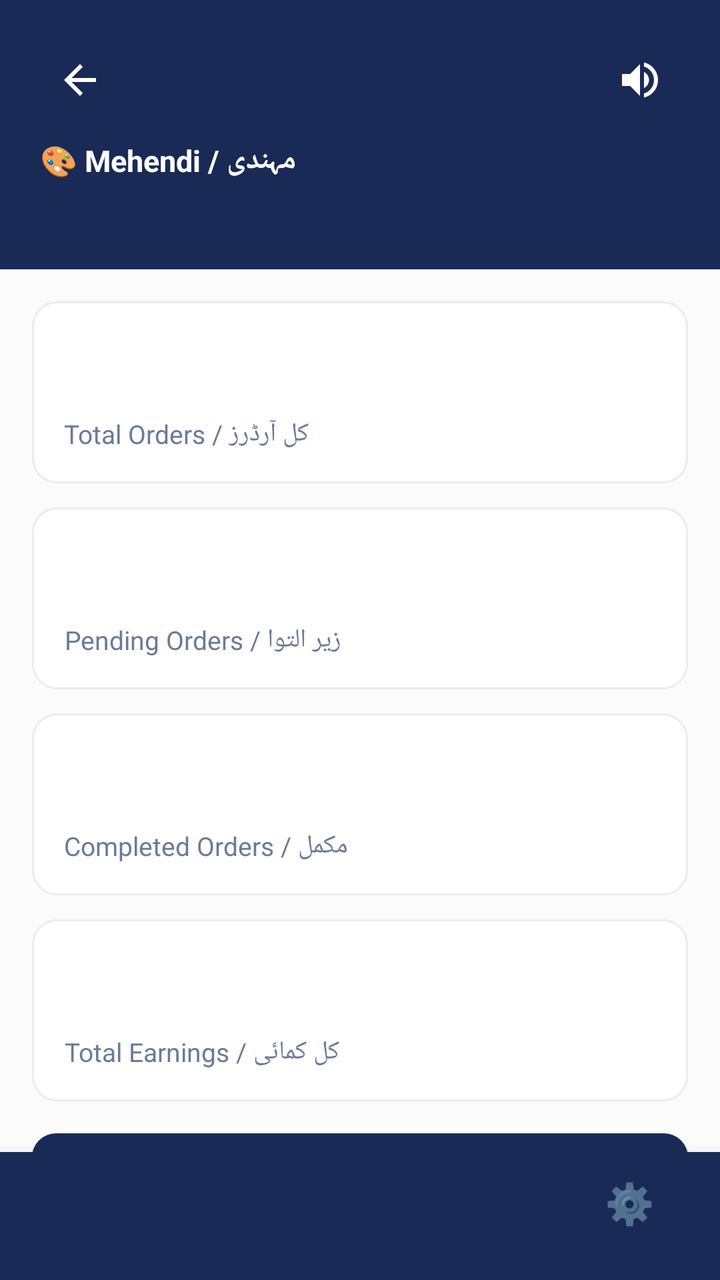
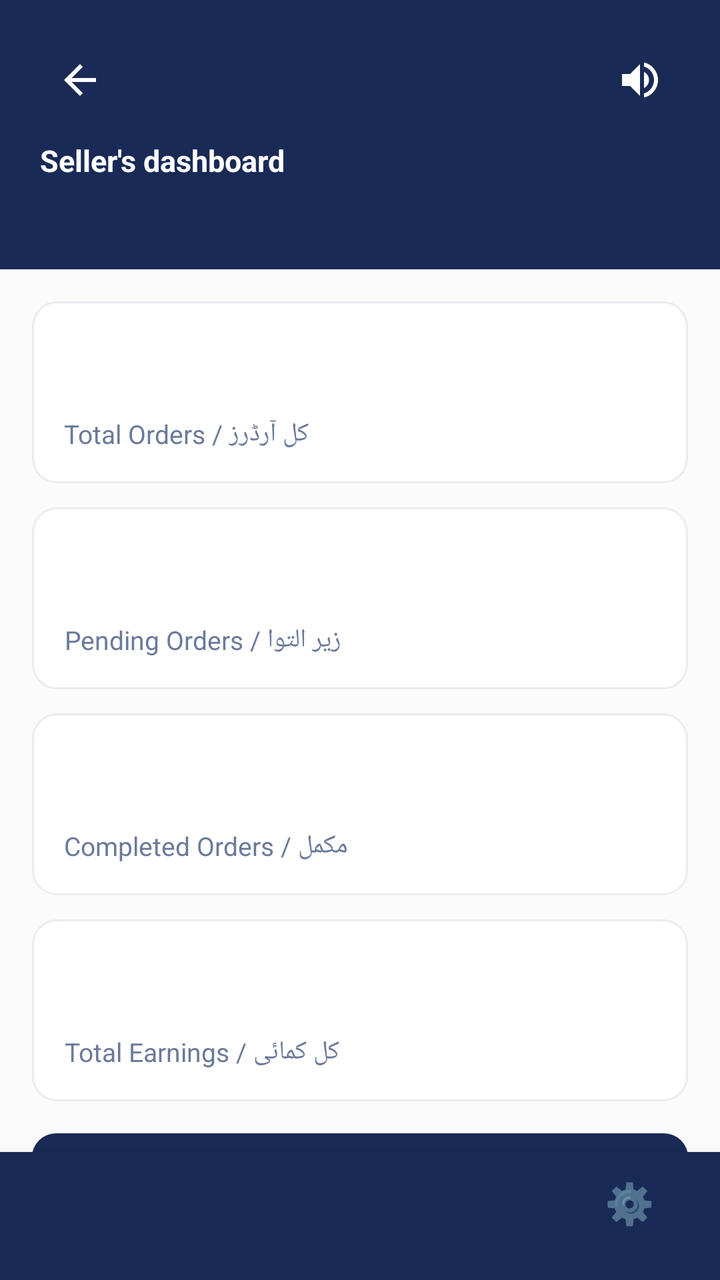

Screens rendered from an Android XML layout before and after an edit, with the pre-edit source and the edit as a unified diff.
<!-- AndroidManifest.xml: application theme Theme.SheEmpower -->
<!-- res/layout/activity_seller_dashboard.xml -->
<?xml version="1.0" encoding="utf-8"?>
<LinearLayout xmlns:android="http://schemas.android.com/apk/res/android"
    xmlns:app="http://schemas.android.com/apk/res-auto"
    android:layout_width="match_parent" android:layout_height="match_parent"
    android:background="?android:attr/windowBackground"
    android:orientation="vertical">

    <LinearLayout
        android:layout_width="match_parent" android:layout_height="0dp" android:layout_weight="1"
        android:orientation="vertical">

        
        
        
        <LinearLayout
            android:layout_width="match_parent"
            android:layout_height="wrap_content"
            android:background="@color/primary"
            android:padding="20dp"
            android:orientation="vertical">

            <RelativeLayout
                android:layout_width="match_parent"
                android:layout_height="wrap_content">

                <ImageButton
                    android:id="@+id/btnBack"
                    android:layout_width="40dp"
                    android:layout_height="40dp"
                    android:layout_alignParentStart="true"
                    android:layout_centerVertical="true"
                    android:background="?attr/selectableItemBackgroundBorderless"
                    android:src="@drawable/ic_arrow_back"
                    app:tint="#FFFFFF"
                    android:contentDescription="Back" />

                <TextView
                    android:id="@+id/tvWelcome"
                    android:layout_width="wrap_content"
                    android:layout_height="wrap_content"
                    android:layout_centerInParent="true"
                    android:textColor="#FFFFFF"
                    android:textSize="20sp"
                    android:textStyle="bold" />

                <ImageButton
                    android:id="@+id/btnSpeaker"
                    android:layout_width="40dp"
                    android:layout_height="40dp"
                    android:layout_alignParentEnd="true"
                    android:layout_centerVertical="true"
                    android:background="?attr/selectableItemBackgroundBorderless"
                    android:src="@drawable/ic_speaker"
                    android:contentDescription="Speaker" />
            </RelativeLayout>

            <TextView
                android:id="@+id/tvCategory"
                android:layout_width="match_parent"
                android:layout_height="wrap_content"
                android:textColor="#FFFFFF"
                android:textSize="15sp"
                android:textStyle="bold"
                android:lineSpacingExtra="4dp"
                android:layout_marginTop="10dp"
                android:text="🎨 Mehendi / مہندی" />

            <TextView
                android:id="@+id/tvStatus"
                android:layout_width="wrap_content"
                android:layout_height="wrap_content"
                android:textColor="@color/accent"
                android:textSize="12sp"
                android:layout_marginTop="8dp" />
        </LinearLayout>

        
        
        
        <androidx.core.widget.NestedScrollView
            android:layout_width="match_parent"
            android:layout_height="0dp"
            android:layout_weight="1"
            android:fillViewport="true">

            <LinearLayout
                android:layout_width="match_parent"
                android:layout_height="wrap_content"
                android:orientation="vertical"
                android:padding="16dp">

                
                
                

                
                <LinearLayout
                    android:layout_width="match_parent"
                    android:layout_height="wrap_content"
                    android:orientation="vertical"
                    android:background="@drawable/bg_rounded_pink_light"
                    android:padding="16dp"
                    android:layout_marginBottom="12dp">
                    <TextView
                        android:id="@+id/tvTotalOrders"
                        android:layout_width="wrap_content"
                        android:layout_height="wrap_content"
                        android:textSize="28sp"
                        android:textStyle="bold"
                        android:textColor="@color/primary" />
                    <TextView
                        android:layout_width="wrap_content"
                        android:layout_height="wrap_content"
                        android:text="کل آرڈرز / Total Orders"
                        android:textSize="13sp"
                        android:textColor="@color/text_secondary"
                        android:layout_marginTop="4dp" />
                </LinearLayout>

                
                <LinearLayout
                    android:layout_width="match_parent"
                    android:layout_height="wrap_content"
                    android:orientation="vertical"
                    android:background="@drawable/bg_rounded_pink_light"
                    android:padding="16dp"
                    android:layout_marginBottom="12dp">
                    <TextView
                        android:id="@+id/tvPendingOrders"
                        android:layout_width="wrap_content"
                        android:layout_height="wrap_content"
                        android:textSize="28sp"
                        android:textStyle="bold"
                        android:textColor="@color/warning_amber" />
                    <TextView
                        android:layout_width="wrap_content"
                        android:layout_height="wrap_content"
                        android:text="زیر التوا / Pending Orders"
                        android:textSize="13sp"
                        android:textColor="@color/text_secondary"
                        android:layout_marginTop="4dp" />
                </LinearLayout>

                
                <LinearLayout
                    android:layout_width="match_parent"
                    android:layout_height="wrap_content"
                    android:orientation="vertical"
                    android:background="@drawable/bg_rounded_pink_light"
                    android:padding="16dp"
                    android:layout_marginBottom="12dp">
                    <TextView
                        android:id="@+id/tvCompletedOrders"
                        android:layout_width="wrap_content"
                        android:layout_height="wrap_content"
                        android:textSize="28sp"
                        android:textStyle="bold"
                        android:textColor="@color/success_green" />
                    <TextView
                        android:layout_width="wrap_content"
                        android:layout_height="wrap_content"
                        android:text="مکمل / Completed Orders"
                        android:textSize="13sp"
                        android:textColor="@color/text_secondary"
                        android:layout_marginTop="4dp" />
                </LinearLayout>

                
                <LinearLayout
                    android:layout_width="match_parent"
                    android:layout_height="wrap_content"
                    android:orientation="vertical"
                    android:background="@drawable/bg_rounded_pink_light"
                    android:padding="16dp"
                    android:layout_marginBottom="16dp">
                    <TextView
                        android:id="@+id/tvEarnings"
                        android:layout_width="wrap_content"
                        android:layout_height="wrap_content"
                        android:textSize="28sp"
                        android:textStyle="bold"
                        android:textColor="@color/primary" />
                    <TextView
                        android:layout_width="wrap_content"
                        android:layout_height="wrap_content"
                        android:text="کل کمائی / Total Earnings"
                        android:textSize="13sp"
                        android:textColor="@color/text_secondary"
                        android:layout_marginTop="4dp" />
                </LinearLayout>

                
                
                
                <Button
                    android:id="@+id/btnAddProduct"
                    android:layout_width="match_parent"
                    android:layout_height="58dp"
                    android:layout_marginBottom="8dp"
                    android:background="@drawable/bg_skeu_button_primary"
                    android:gravity="center"
                    android:lines="2"
                    android:singleLine="false"
                    android:text="➕ نئی چیز شامل کریں\nADD PRODUCT"
                    android:textColor="#FFFFFF"
                    android:textSize="12sp"
                    android:textStyle="bold" />

                <TextView
                    android:id="@+id/tvNoProducts"
                    android:layout_width="match_parent"
                    android:layout_height="wrap_content"
                    android:layout_marginTop="16dp"
                    android:gravity="center"
                    android:text="کوئی پروڈکٹ موجود نہیں\nNo products added yet"
                    android:textColor="@color/text_secondary"
                    android:textSize="14sp"
                    android:visibility="gone" />

                <androidx.recyclerview.widget.RecyclerView
                    android:id="@+id/rvMyProducts"
                    android:layout_width="match_parent"
                    android:layout_height="wrap_content"
                    android:layout_marginTop="8dp"
                    android:nestedScrollingEnabled="false" />

            </LinearLayout>

        </androidx.core.widget.NestedScrollView>

    </LinearLayout>

    
    
    
    <include
        layout="@layout/bottom_nav_bar"
        android:id="@+id/bottomNav"
        android:layout_width="match_parent"
        android:layout_height="64dp" />

</LinearLayout>
<!-- res/layout/bottom_nav_bar.xml (included above) -->
<?xml version="1.0" encoding="utf-8"?>
<LinearLayout
    xmlns:android="http://schemas.android.com/apk/res/android"
    android:id="@+id/bottomNav"
    android:layout_width="match_parent"
    android:layout_height="64dp"
    android:orientation="horizontal"
    android:background="#192A56"
    android:elevation="12dp">

    
    <LinearLayout
        android:id="@+id/navItem1"
        android:layout_width="0dp"
        android:layout_height="match_parent"
        android:layout_weight="1"
        android:orientation="vertical"
        android:gravity="center"
        android:clickable="true"
        android:focusable="true">

        <TextView
            android:id="@+id/navIcon1"
            android:layout_width="wrap_content"
            android:layout_height="wrap_content"
            android:textSize="20sp"/>

        <TextView
            android:id="@+id/navLabel1"
            android:layout_width="wrap_content"
            android:layout_height="wrap_content"
            android:textSize="10sp"
            android:textColor="@color/text_primary"/>

    </LinearLayout>

    
    <LinearLayout
        android:id="@+id/navItem2"
        android:layout_width="0dp"
        android:layout_height="match_parent"
        android:layout_weight="1"
        android:orientation="vertical"
        android:gravity="center"
        android:clickable="true"
        android:focusable="true">

        <TextView
            android:id="@+id/navIcon2"
            android:layout_width="wrap_content"
            android:layout_height="wrap_content"
            android:textSize="20sp"/>

        <TextView
            android:id="@+id/navLabel2"
            android:layout_width="wrap_content"
            android:layout_height="wrap_content"
            android:textSize="10sp"
            android:textColor="@color/text_primary"/>

    </LinearLayout>

    
    <LinearLayout
        android:id="@+id/navItem3"
        android:layout_width="0dp"
        android:layout_height="match_parent"
        android:layout_weight="1"
        android:orientation="vertical"
        android:gravity="center"
        android:clickable="true"
        android:focusable="true">

        <TextView
            android:id="@+id/navIcon3"
            android:layout_width="wrap_content"
            android:layout_height="wrap_content"
            android:textSize="20sp"/>

        <TextView
            android:id="@+id/navLabel3"
            android:layout_width="wrap_content"
            android:layout_height="wrap_content"
            android:textSize="10sp"
            android:textColor="@color/text_primary"/>

    </LinearLayout>

    
    <LinearLayout
        android:id="@+id/navItem4"
        android:layout_width="0dp"
        android:layout_height="match_parent"
        android:layout_weight="1"
        android:orientation="vertical"
        android:gravity="center"
        android:clickable="true"
        android:focusable="true">

        <TextView
            android:id="@+id/navIcon4"
            android:layout_width="wrap_content"
            android:layout_height="wrap_content"
            android:text="⚙️"
            android:textSize="20sp"/>

        <TextView
            android:id="@+id/navLabel4"
            android:layout_width="wrap_content"
            android:layout_height="wrap_content"
            android:text="سیٹنگز"
            android:textSize="10sp"
            android:textColor="@color/text_primary"/>

    </LinearLayout>

</LinearLayout>
<!-- resources referenced by this layout -->
<resources>
  <color name="accent">#F7D794</color>
  <color name="primary">#192A56</color>
  kkkkkkkkk
  <color name="success_green">#2ECC71</color>
  <color name="text_primary">#192A56</color>
  <color name="text_secondary">#6B7A99</color>
  <color name="warning_amber">#F39C12</color>
  <!-- drawable bg_rounded_pink_light (drawable) -->
  <?xml version="1.0" encoding="utf-8"?>
  <shape xmlns:android="http://schemas.android.com/apk/res/android"
      android:shape="rectangle">
      <solid android:color="@color/card_bg" />
      <corners android:radius="12dp" />
      <stroke android:color="@color/card_border" android:width="1dp" />
  </shape>
  <!-- drawable bg_skeu_button_primary (drawable) -->
  <?xml version="1.0" encoding="utf-8"?>
  <shape xmlns:android="http://schemas.android.com/apk/res/android"
      android:shape="rectangle">
      <solid android:color="@color/midnight_navy" />
      <corners android:radius="12dp" />
  </shape>
  <!-- drawable ic_arrow_back (drawable) -->
  <?xml version="1.0" encoding="utf-8"?>
  <vector xmlns:android="http://schemas.android.com/apk/res/android"
      android:width="24dp"
      android:height="24dp"
      android:viewportWidth="24"
      android:viewportHeight="24">
      <path
          android:fillColor="#FFFFFF"
          android:pathData="M20,11H7.83l5.59-5.59L12,4l-8,8l8,8l1.41-1.41L7.83,13H20v-2z"/>
  </vector>
  <!-- drawable ic_speaker (drawable) -->
  <?xml version="1.0" encoding="utf-8"?>
  <vector xmlns:android="http://schemas.android.com/apk/res/android"
      android:width="24dp"
      android:height="24dp"
      android:viewportWidth="24"
      android:viewportHeight="24">
      <path
          android:fillColor="#FFFFFF"
          android:pathData="M3,9v6h4l5,5V4L7,9H3zm13.5,3c0-1.77-1.02-3.29-2.5-4.03v8.05c1.48-0.73,2.5-2.25,2.5-4.02zM14,3.23v2.06c2.89,0.86,5,3.54,5,6.71s-2.11,5.85-5,6.71v2.06c4.01-0.91,7-4.49,7-8.77s-2.99-7.86-7-8.77z"/>
  </vector>
  <style name="Theme.SheEmpower" parent="Theme.AppCompat.Light.NoActionBar">
          <item name="colorPrimary">@color/primary</item>
          <item name="colorPrimaryDark">@color/primary_dark</item>
          <item name="colorAccent">@color/accent</item>
          <item name="android:windowBackground">@color/background</item>
          <item name="android:colorBackground">@color/background</item>
          <item name="android:textColorPrimary">@color/text_primary</item>
          <item name="android:textColorSecondary">@color/text_secondary</item>
          <item name="android:statusBarColor">@color/primary_dark</item>
      </style>
  <color name="card_bg">#FFFFFF</color>
  <color name="card_border">#EAECEE</color>
  <color name="midnight_navy">#192A56</color>
  <color name="primary_dark">#0F1B3D</color>
  <color name="background">#FCFBFB</color>
</resources>

<!-- the commit's change to res/layout/activity_seller_dashboard.xml (unified diff, before → after) -->
@@ -63,7 +63,7 @@
                 android:textStyle="bold"
                 android:lineSpacingExtra="4dp"
                 android:layout_marginTop="10dp"
-                android:text="🎨 Mehendi / مہندی" />
+                android:text="Seller's dashboard " />
 
             <TextView
                 android:id="@+id/tvStatus"
@@ -351,7 +351,7 @@
             android:id="@+id/navLabel4"
             android:layout_width="wrap_content"
             android:layout_height="wrap_content"
-            android:text="سیٹنگز"
+            android:text="Settings"
             android:textSize="10sp"
             android:textColor="@color/text_primary"/>
 
